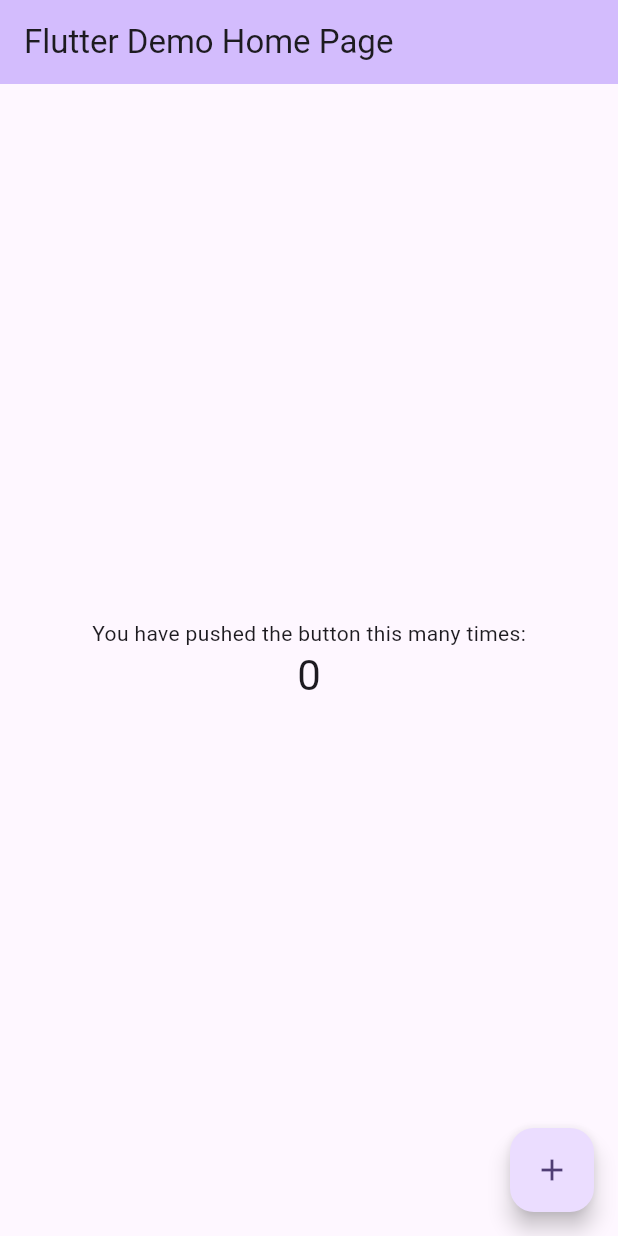
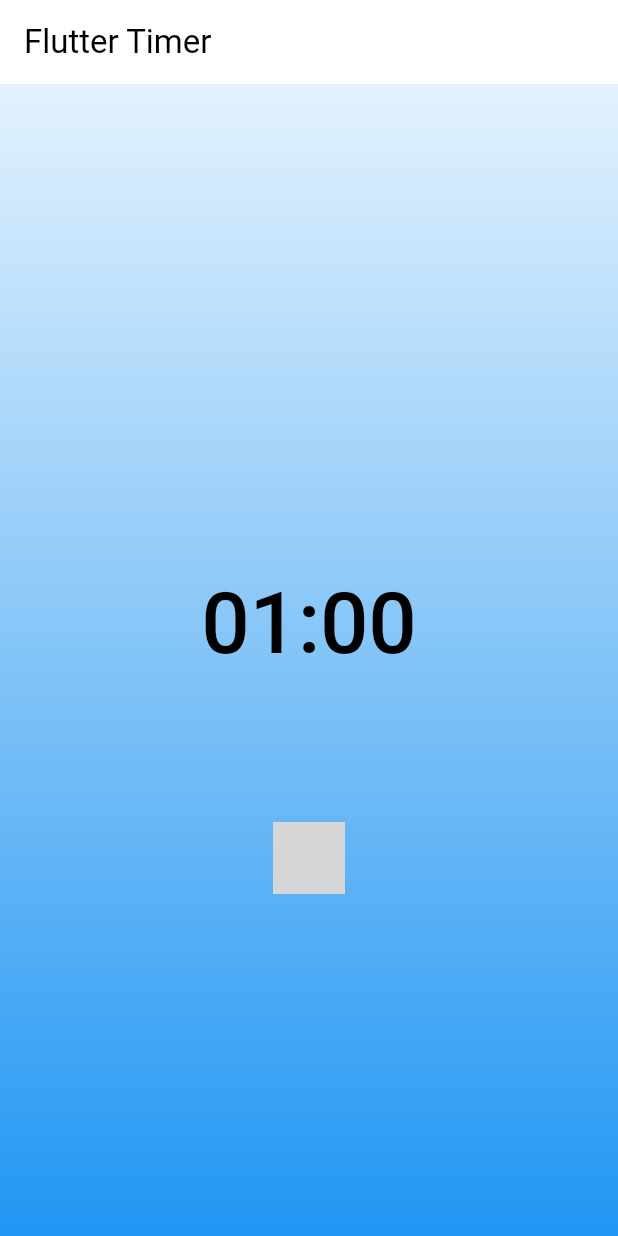
Before and after one commit to ryanlucasandev/bloc_docs_tutorials, a Flutter app: the screen it shows after launch, on a phone screen of 412 x 824 dp. Run offline on Flutter 3.47's test engine with Material 3 defaults, Android fonts, the phone set to English and light mode, and no system bars; our stand-ins replace bloc, equatable, flutter_bloc; statements that could not run were skipped; grey boxes are pictures that could not be loaded.

Commit message:
Flutter Timer tutorial

```diff
--- /dev/null
+++ b/lib/bloc_tutorials/flutter_timer/app.dart
@@ -0,0 +1,19 @@
+import 'package:bloc_docs_tutorials/bloc_tutorials/flutter_timer/timer/view/timer_page.dart';
+import 'package:flutter/material.dart';
+
+class FlutterTimer extends StatelessWidget {
+  const FlutterTimer({super.key});
+
+  @override
+  Widget build(BuildContext context) {
+    return MaterialApp(
+      title: 'Flutter Timer',
+      theme: ThemeData(
+        colorScheme: const ColorScheme.light(
+          primary: Color.fromRGBO(72, 74, 126, 1),
+        ),
+      ),
+      home: const TimerPage(),
+    );
+  }
+}
--- /dev/null
+++ b/lib/bloc_tutorials/flutter_timer/ticker.dart
@@ -0,0 +1,9 @@
+class Ticker {
+  const Ticker();
+  Stream<int> tick({required int ticks}) {
+    return Stream.periodic(
+      const Duration(seconds: 1),
+      (x) => ticks - x - 1,
+    ).take(ticks);
+  }
+}
--- /dev/null
+++ b/lib/bloc_tutorials/flutter_timer/timer/bloc/timer_bloc.dart
@@ -0,0 +1,64 @@
+import 'dart:async';
+import 'package:bloc/bloc.dart';
+import 'package:bloc_docs_tutorials/bloc_tutorials/flutter_timer/ticker.dart';
+import 'package:equatable/equatable.dart';
+part 'timer_event.dart';
+part 'timer_state.dart';
+
+class TimerBloc extends Bloc<TimerEvent, TimerState> {
+  final Ticker _ticker;
+  static const int _duration = 60;
+
+  StreamSubscription<int>? _tickerSubscription;
+
+  TimerBloc({required Ticker ticker})
+    : _ticker = ticker,
+      super(TimerInitial(_duration)) {
+    on<TimerStarted>(_onStarted);
+    on<_TimerTicked>(_onTicked);
+    on<TimerPaused>(_onPaused);
+    on<TimerResumed>(_onResumed);
+    on<TimerReset>(_onReset);
+  }
+
+  @override
+  Future<void> close() {
+    _tickerSubscription?.cancel();
+    return super.close();
+  }
+
+  void _onStarted(TimerStarted event, Emitter<TimerState> emit) {
+    emit(TimerRunInProgress(event.duration));
+    _tickerSubscription?.cancel();
+    _tickerSubscription = _ticker
+        .tick(ticks: event.duration)
+        .listen((duration) => add(_TimerTicked(duration: duration)));
+  }
+
+  void _onTicked(_TimerTicked event, Emitter<TimerState> emit) {
+    emit(
+      event.duration > 0
+          ? TimerRunInProgress(event.duration)
+          : TimerRunComplete(),
+    );
+  }
+
+  void _onPaused(TimerPaused event, Emitter<TimerState> emit) {
+    if (state is TimerRunInProgress) {
+      _tickerSubscription?.pause();
+      emit(TimerRunPause(state.duration));
+    }
+  }
+
+  void _onResumed(TimerResumed event, Emitter<TimerState> emit) {
+    if (state is TimerRunPause) {
+      _tickerSubscription?.resume();
+      emit(TimerRunInProgress(state.duration));
+    }
+  }
+
+  void _onReset(TimerReset event, Emitter<TimerState> emit) {
+    _tickerSubscription?.cancel();
+    emit(const TimerInitial(_duration));
+  }
+}
--- /dev/null
+++ b/lib/bloc_tutorials/flutter_timer/timer/bloc/timer_event.dart
@@ -0,0 +1,27 @@
+part of 'timer_bloc.dart';
+
+sealed class TimerEvent {
+  const TimerEvent();
+}
+
+final class TimerStarted extends TimerEvent {
+  const TimerStarted({required this.duration});
+  final int duration;
+}
+
+final class TimerPaused extends TimerEvent {
+  const TimerPaused();
+}
+
+final class TimerResumed extends TimerEvent {
+  const TimerResumed();
+}
+
+class TimerReset extends TimerEvent {
+  const TimerReset();
+}
+
+class _TimerTicked extends TimerEvent {
+  const _TimerTicked({required this.duration});
+  final int duration;
+}
--- /dev/null
+++ b/lib/bloc_tutorials/flutter_timer/timer/bloc/timer_state.dart
@@ -0,0 +1,34 @@
+part of 'timer_bloc.dart';
+
+sealed class TimerState extends Equatable {
+  const TimerState(this.duration);
+  final int duration;
+
+  @override
+  List<Object?> get props => [duration];
+}
+
+final class TimerInitial extends TimerState {
+  const TimerInitial(super.duration);
+
+  @override
+  String toString() => 'TimerInitial { duration: $duration }';
+}
+
+final class TimerRunPause extends TimerState {
+  const TimerRunPause(super.duration);
+
+  @override
+  String toString() => 'TimerRunPause { duration $duration }';
+}
+
+final class TimerRunInProgress extends TimerState {
+  const TimerRunInProgress(super.duration);
+
+  @override
+  String toString() => 'TimerRunInProgress { duration $duration }';
+}
+
+final class TimerRunComplete extends TimerState {
+  const TimerRunComplete() : super(0);
+}
--- /dev/null
+++ b/lib/bloc_tutorials/flutter_timer/timer/timer.dart
@@ -0,0 +1,2 @@
+export 'bloc/timer_bloc.dart';
+export 'view/timer_page.dart';
--- /dev/null
+++ b/lib/bloc_tutorials/flutter_timer/timer/view/timer_page.dart
@@ -0,0 +1,138 @@
+import 'package:bloc_docs_tutorials/bloc_tutorials/flutter_timer/ticker.dart';
+import 'package:bloc_docs_tutorials/bloc_tutorials/flutter_timer/timer/bloc/timer_bloc.dart';
+import 'package:flutter/material.dart';
+import 'package:flutter_bloc/flutter_bloc.dart';
+
+class TimerPage extends StatelessWidget {
+  const TimerPage({super.key});
+
+  @override
+  Widget build(BuildContext context) {
+    return BlocProvider(
+      create: (_) => TimerBloc(ticker: Ticker()),
+      child: const TimerView(),
+    );
+  }
+}
+
+class TimerView extends StatelessWidget {
+  const TimerView({super.key});
+
+  @override
+  Widget build(BuildContext context) {
+    return Scaffold(
+      appBar: AppBar(title: const Text('Flutter Timer')),
+      body: Stack(
+        children: [
+          const Background(),
+          Column(
+            mainAxisAlignment: MainAxisAlignment.center,
+            crossAxisAlignment: CrossAxisAlignment.center,
+            children: const <Widget>[
+              Padding(
+                padding: EdgeInsets.symmetric(vertical: 100),
+                child: Center(child: TimerText()),
+              ),
+              Actions(),
+            ],
+          ),
+        ],
+      ),
+    );
+  }
+}
+
+class TimerText extends StatelessWidget {
+  const TimerText({super.key});
+
+  @override
+  Widget build(BuildContext context) {
+    final duration = context.select((TimerBloc bloc) => bloc.state.duration);
+    final minutesStr = ((duration / 60) % 60).floor().toString().padLeft(
+      2,
+      '0',
+    );
+    final secondsStr = (duration % 60).floor().toString().padLeft(2, '0');
+    return Text(
+      '$minutesStr:$secondsStr',
+      style: Theme.of(
+        context,
+      ).textTheme.displayLarge?.copyWith(fontWeight: FontWeight.w500),
+    );
+  }
+}
+
+class Actions extends StatelessWidget {
+  const Actions({super.key});
+
+  @override
+  Widget build(BuildContext context) {
+    return BlocBuilder<TimerBloc, TimerState>(
+      builder: (context, state) {
+        return Row(
+          mainAxisAlignment: MainAxisAlignment.spaceEvenly,
+          children: [
+            ...switch (state) {
+              TimerInitial() => [
+                FloatingActionButton(
+                  child: Icon(Icons.play_arrow),
+                  onPressed: () => context.read<TimerBloc>().add(
+                    TimerStarted(duration: state.duration),
+                  ),
+                ),
+              ],
+              TimerRunInProgress() => [
+                FloatingActionButton(
+                  child: const Icon(Icons.pause),
+                  onPressed: () =>
+                      context.read<TimerBloc>().add(const TimerPaused()),
+                ),
+                FloatingActionButton(
+                  child: const Icon(Icons.replay),
+                  onPressed: () =>
+                      context.read<TimerBloc>().add(const TimerReset()),
+                ),
+              ],
+              TimerRunPause() => [
+                FloatingActionButton(
+                  child: const Icon(Icons.play_arrow),
+                  onPressed: () =>
+                      context.read<TimerBloc>().add(const TimerResumed()),
+                ),
+                FloatingActionButton(
+                  child: const Icon(Icons.replay),
+                  onPressed: () =>
+                      context.read<TimerBloc>().add(const TimerReset()),
+                ),
+              ],
+              TimerRunComplete() => [
+                FloatingActionButton(
+                  child: const Icon(Icons.replay),
+                  onPressed: () =>
+                      context.read<TimerBloc>().add(const TimerReset()),
+                ),
+              ],
+            },
+          ],
+        );
+      },
+    );
+  }
+}
+
+class Background extends StatelessWidget {
+  const Background({super.key});
+
+  @override
+  Widget build(BuildContext context) {
+    return Container(
+      decoration: BoxDecoration(
+        gradient: LinearGradient(
+          begin: Alignment.topCenter,
+          end: Alignment.bottomCenter,
+          colors: [Colors.blue.shade50, Colors.blue.shade500],
+        ),
+      ),
+    );
+  }
+}
--- a/lib/main.dart
+++ b/lib/main.dart
@@ -1,7 +1,8 @@
+import 'package:bloc_docs_tutorials/bloc_tutorials/flutter_timer/app.dart';
 import 'package:flutter/material.dart';
 
 void main() {
-  runApp(const MyApp());
+  runApp(const FlutterTimer());
 }
 
 class MyApp extends StatelessWidget {
```
